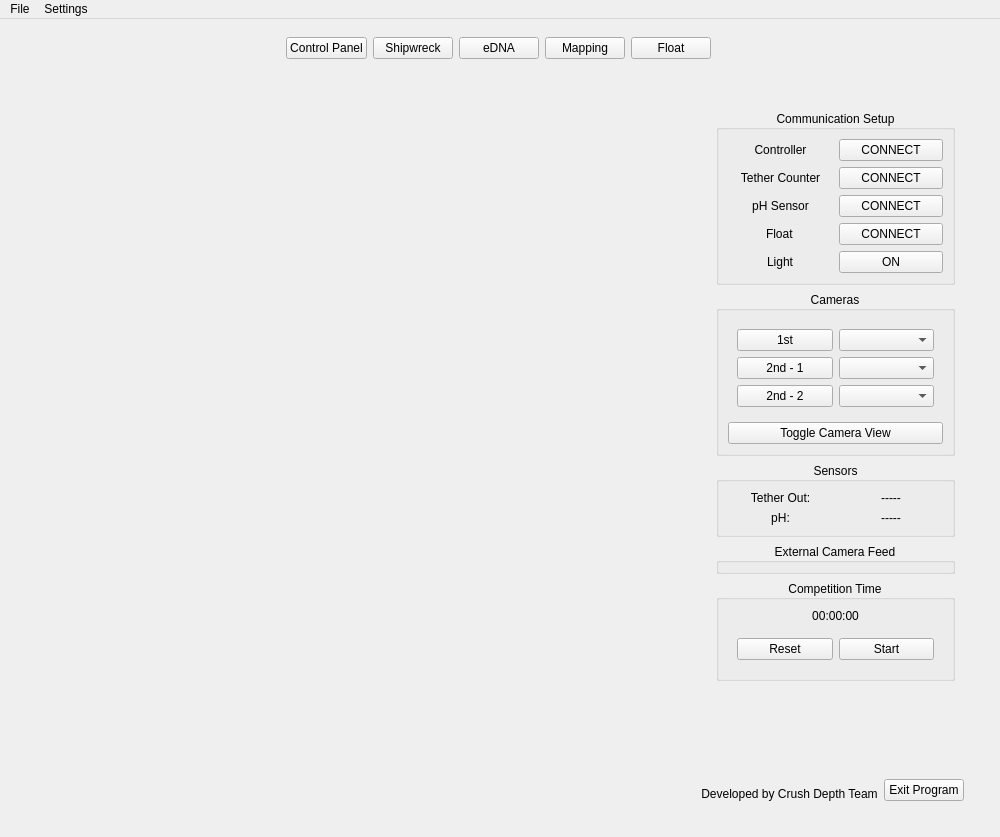
jorelaustin/GUI-for-ROV-Mate-2025, file ui/main5.ui: the form before one commit.
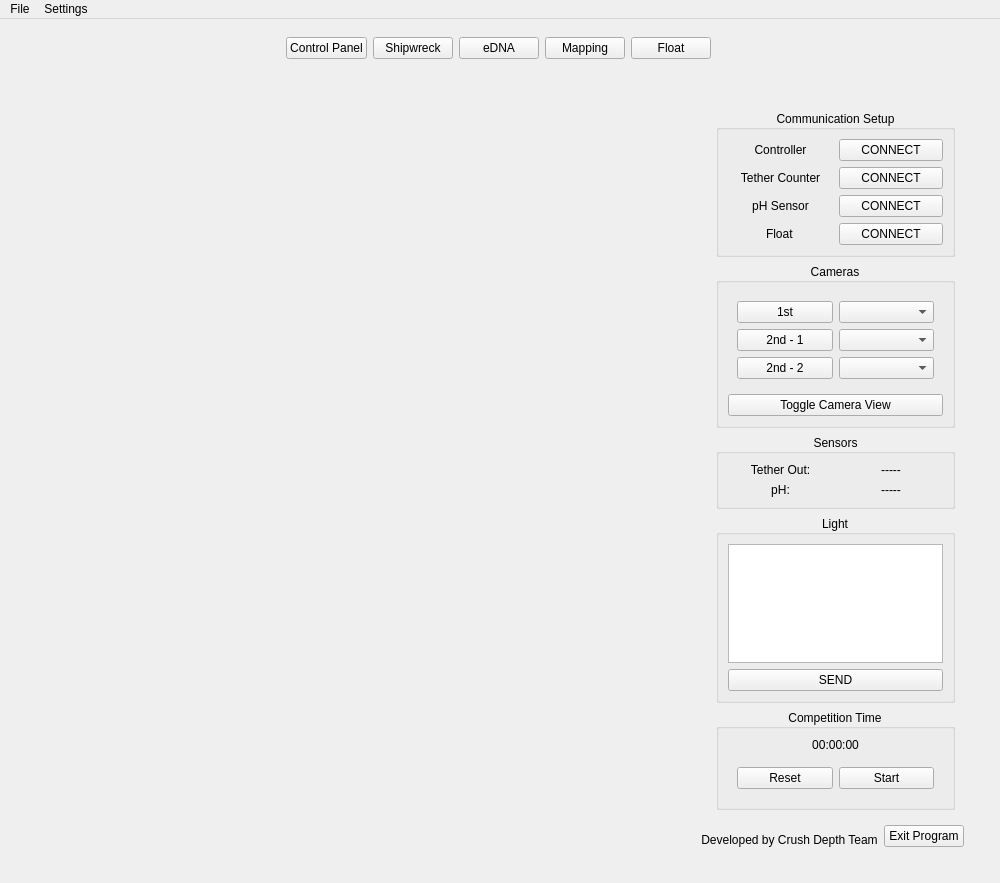
The form after the commit.

Commit message: changed light layout

```diff
--- a/ui/main5.ui
+++ b/ui/main5.ui
@@ -7,7 +7,7 @@
     <x>0</x>
     <y>0</y>
     <width>1000</width>
-    <height>837</height>
+    <height>883</height>
    </rect>
   </property>
   <property name="sizePolicy">
@@ -433,7 +433,7 @@
                    <x>0</x>
                    <y>0</y>
                    <width>319</width>
-                   <height>670</height>
+                   <height>777</height>
                   </rect>
                  </property>
                  <layout class="QGridLayout" name="gridLayout_10">
@@ -543,20 +543,6 @@
                          </property>
                         </widget>
                        </item>
-                       <item row="5" column="0" alignment="Qt::AlignmentFlag::AlignHCenter">
-                        <widget class="QLabel" name="light_label">
-                         <property name="text">
-                          <string>Light</string>
-                         </property>
-                        </widget>
-                       </item>
-                       <item row="5" column="1">
-                        <widget class="QPushButton" name="control_light_connect">
-                         <property name="text">
-                          <string>ON</string>
-                         </property>
-                        </widget>
-                       </item>
                       </layout>
                      </widget>
                     </item>
@@ -688,11 +674,23 @@
                     <item>
                      <widget class="QGroupBox" name="analog_cameras_menu">
                       <property name="title">
-                       <string>External Camera Feed</string>
+                       <string>Light</string>
                       </property>
                       <property name="alignment">
                        <set>Qt::AlignmentFlag::AlignCenter</set>
                       </property>
+                      <layout class="QGridLayout" name="gridLayout_28">
+                       <item row="0" column="0">
+                        <widget class="QPlainTextEdit" name="plainTextEdit"/>
+                       </item>
+                       <item row="1" column="0">
+                        <widget class="QPushButton" name="control_light_connect">
+                         <property name="text">
+                          <string>SEND</string>
+                         </property>
+                        </widget>
+                       </item>
+                      </layout>
                      </widget>
                     </item>
                     <item>
```
